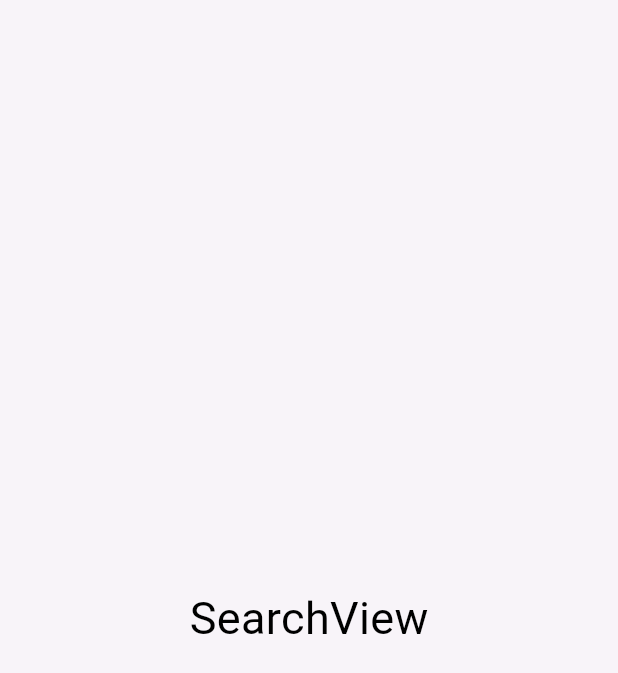
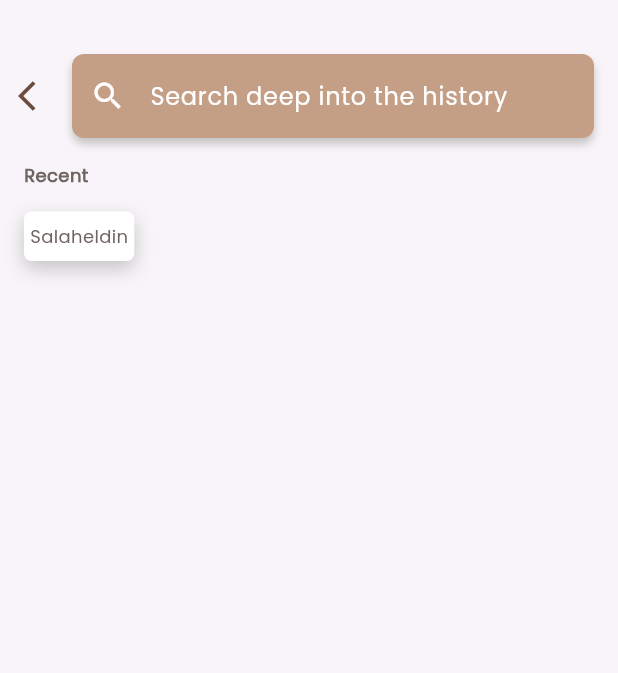
Before and after one commit to ramy23149/Dalel, a Flutter app: the SearchView screen opened directly, on a phone screen of 412 x 824 dp. Shown: the top 673 px of the screen. Run offline on Flutter 3.47's test engine with Material 3 defaults, Android fonts, the phone set to English and light mode, and no system bars; our stand-ins replace cached_network_image, cloud_firestore, dartz, email_validator, firebase_auth, firebase_core and 10 more; accounts and stored records are empty.

Commit message:
finsh search view UI

```diff
--- a/lib/core/utils/app_text_styles.dart
+++ b/lib/core/utils/app_text_styles.dart
@@ -29,6 +29,12 @@ abstract class AppTextStyles {
   );
   static final poppins400style12 = TextStyle(
     fontSize: 12,
+    fontWeight: FontWeight.w400,
+    color: AppColors.deepGrey,
+    fontFamily: kPoppinsFontFamily,
+  );
+    static final poppins400style10 = TextStyle(
+    fontSize: 10,
     fontWeight: FontWeight.w400,
     color: AppColors.deepGrey,
     fontFamily: kPoppinsFontFamily,
--- a/lib/features/home/presentation/widgets/custom_read_more_text_widget.dart
+++ b/lib/features/home/presentation/widgets/custom_read_more_text_widget.dart
@@ -4,31 +4,54 @@ import 'package:dalel_app/core/utils/app_text_styles.dart';
 import 'package:flutter/material.dart';
 import 'package:readmore/readmore.dart';
 
-class CustomReadMoreTextWidget extends StatelessWidget {
-  const CustomReadMoreTextWidget({
-    super.key,
-    required this.text
-  });
+class CustomReadMoreTextWidget extends StatefulWidget {
+  const CustomReadMoreTextWidget({super.key, required this.text});
 
   final String text;
 
   @override
+  State<CustomReadMoreTextWidget> createState() =>
+      _CustomReadMoreTextWidgetState();
+}
+
+class _CustomReadMoreTextWidgetState extends State<CustomReadMoreTextWidget> {
+  ValueNotifier<bool> isCollapsedNotifier = ValueNotifier<bool>(true);
+
+
+  @override
+  void dispose() {
+    isCollapsedNotifier.dispose();
+    super.dispose();
+  }
+
+  @override
   Widget build(BuildContext context) {
+    return ValueListenableBuilder<bool>(
+      valueListenable: isCollapsedNotifier,
+      builder: (context, isCollapsed, child) {
         return SizedBox(
           height: MediaQuery.of(context).size.height * 0.4,
           child: ListView(
-        padding: const EdgeInsets.all(0),
+            padding: const EdgeInsets.all(0) ,
+            physics: isCollapsed
+                ? const NeverScrollableScrollPhysics()
+                : const BouncingScrollPhysics(),
             children: [
-          ReadMoreText(text,
+              ReadMoreText(
+                widget.text,
+                isCollapsed: isCollapsedNotifier,
                 style: AppTextStyles.poppins500style14,
                 trimMode: TrimMode.Line,
                 trimLines: 10,
                 colorClickableText: AppColors.offGrey,
                 trimCollapsedText: AppStrings.read_more,
                 trimExpandedText: AppStrings.show_less,
-              moreStyle: AppTextStyles.poppins500style14),
+                moreStyle: AppTextStyles.poppins500style14,
+              ),
             ],
           ),
         );
+      },
+    );
   }
 }
--- a/lib/features/search/presentation/views/search_view.dart
+++ b/lib/features/search/presentation/views/search_view.dart
@@ -1,3 +1,5 @@
+import 'package:dalel_app/features/search/presentation/widgets/custom_search_appbar_section.dart';
+import 'package:dalel_app/features/search/presentation/widgets/recent_search_section.dart';
 import 'package:flutter/material.dart';
 
 class SearchView extends StatelessWidget {
@@ -5,13 +7,27 @@ class SearchView extends StatelessWidget {
 
   @override
   Widget build(BuildContext context) {
-    return Scaffold(
-      body: Center(
-        child: Text(
-          'SearchView',
-          style: TextStyle(fontSize: 30, color: Colors.black),
-        ),
-      ),
+    return SafeArea(
+      child: Scaffold(
+          body: CustomScrollView(
+        physics: const BouncingScrollPhysics(),
+        slivers: [
+          SliverList(
+            delegate: SliverChildListDelegate(
+              [
+                SizedBox(
+                  height: 36,
+                ),
+                CustomSearchAppBarSection(),
+                SizedBox(
+                  height: 16,
+                ),
+                RecentSearchSectoin(),
+              ],
+            ),
+          ),
+        ],
+      )),
     );
   }
 }
--- /dev/null
+++ b/lib/features/search/presentation/widgets/custom_recent_search_item.dart
@@ -0,0 +1,29 @@
+import 'package:dalel_app/core/utils/app_colors.dart';
+import 'package:dalel_app/core/utils/app_text_styles.dart';
+import 'package:flutter/material.dart';
+
+class CustomRecentSearchItem extends StatelessWidget {
+  const CustomRecentSearchItem({super.key});
+
+  @override
+  Widget build(BuildContext context) {
+    return Container(
+      padding: const EdgeInsets.symmetric(horizontal: 4,vertical: 8),
+      decoration: BoxDecoration(
+        color: AppColors.white,
+        borderRadius: BorderRadius.circular(5),
+        boxShadow: [
+          BoxShadow(
+            color: AppColors.grey,
+            offset: const Offset(0,5),
+            blurRadius: 10,
+          )
+        ]
+      ),
+      child: Text(
+        "Salaheldin",
+        style: AppTextStyles.poppins400style12,
+      ),
+    );
+  }
+}
--- /dev/null
+++ b/lib/features/search/presentation/widgets/custom_search_appbar_section.dart
@@ -0,0 +1,28 @@
+import 'package:dalel_app/core/utils/app_colors.dart';
+import 'package:dalel_app/features/search/presentation/widgets/custom_search_text_field.dart';
+import 'package:flutter/material.dart';
+
+class CustomSearchAppBarSection extends StatelessWidget {
+  const CustomSearchAppBarSection({
+    super.key,
+  });
+
+  @override
+  Widget build(BuildContext context) {
+    return Row(
+      children: [
+        IconButton(
+          padding: const EdgeInsets.all(0),
+          onPressed: () {
+            Navigator.pop(context);
+          },
+          icon: Icon(
+            Icons.arrow_back_ios,
+            color: AppColors.deepBrown,
+          ),
+        ),
+        Expanded(child: CustomSearchTextField()),
+      ],
+    );
+  }
+}
--- /dev/null
+++ b/lib/features/search/presentation/widgets/custom_search_text_field.dart
@@ -0,0 +1,52 @@
+import 'package:dalel_app/core/utils/app_colors.dart';
+import 'package:dalel_app/core/utils/app_strings.dart';
+import 'package:dalel_app/core/utils/app_text_styles.dart';
+import 'package:flutter/material.dart';
+
+class CustomSearchTextField extends StatelessWidget {
+  const CustomSearchTextField({super.key});
+
+  @override
+  Widget build(BuildContext context) {
+    return Container(
+      height: 56,
+      margin: EdgeInsets.only(right: 16),
+      decoration: BoxDecoration(
+        color: AppColors.primaryColor,
+        borderRadius: BorderRadius.circular(8),
+        boxShadow: [
+          BoxShadow(
+            color: AppColors.grey,
+            offset: const Offset(0, 4),
+            blurRadius: 4,
+          )
+        ]
+      ),
+
+      child: ClipRRect(
+        borderRadius: BorderRadius.circular(8),
+        child: TextField(
+          cursorColor: AppColors.white,
+          cursorWidth: 2.18,
+          cursorHeight: 18,
+          style: AppTextStyles.poppins400style16,
+          decoration: InputDecoration(
+
+            prefixIcon: Icon(
+              Icons.search,
+              color: AppColors.white,
+            ),
+            hintText: AppStrings.Search_deep_into_the_history,
+            hintStyle: AppTextStyles.poppins400style16.copyWith(
+              color: AppColors.white
+            ),
+            border: OutlineInputBorder(
+              borderSide: BorderSide.none,
+            ),
+
+          ),
+        ),
+      ),
+    );
+  }
+}
--- /dev/null
+++ b/lib/features/search/presentation/widgets/recent_search_section.dart
@@ -0,0 +1,31 @@
+import 'package:dalel_app/core/utils/app_colors.dart';
+import 'package:dalel_app/core/utils/app_strings.dart';
+import 'package:dalel_app/core/utils/app_text_styles.dart';
+import 'package:dalel_app/features/search/presentation/widgets/custom_recent_search_item.dart';
+import 'package:flutter/material.dart';
+
+class RecentSearchSectoin extends StatelessWidget {
+  const RecentSearchSectoin({super.key});
+
+  @override
+  Widget build(BuildContext context) {
+    return Padding(
+      padding: const EdgeInsets.symmetric(horizontal: 16),
+      child: Column(
+        crossAxisAlignment: CrossAxisAlignment.start,
+        children: [
+          Text(
+            AppStrings.Recent,
+            style: AppTextStyles.poppins600style12.copyWith(
+              color: AppColors.deepGrey
+            ),
+          ),
+          SizedBox(
+            height: 16,
+          ),
+          CustomRecentSearchItem(),
+        ],
+      ),
+    );
+  }
+}
```
Lines whose indentation alone changed are shown as unchanged.
